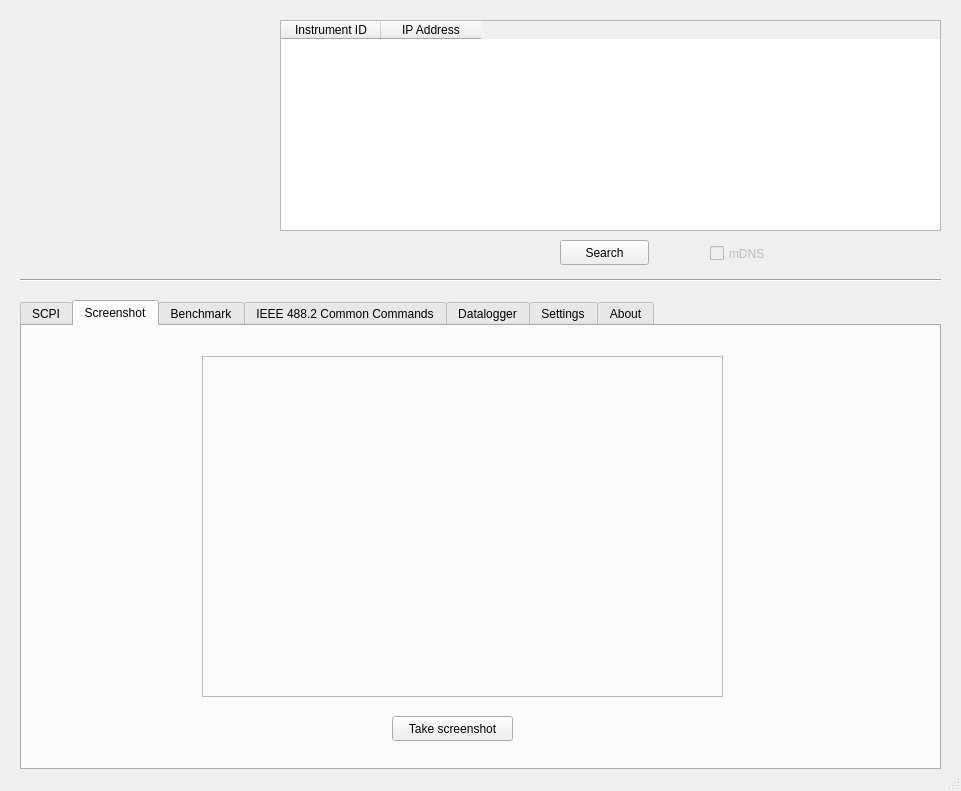
Qt form src/gui/lxi-gui/mainwindow.ui (lxi-tools/lxi-tools) before a commit.
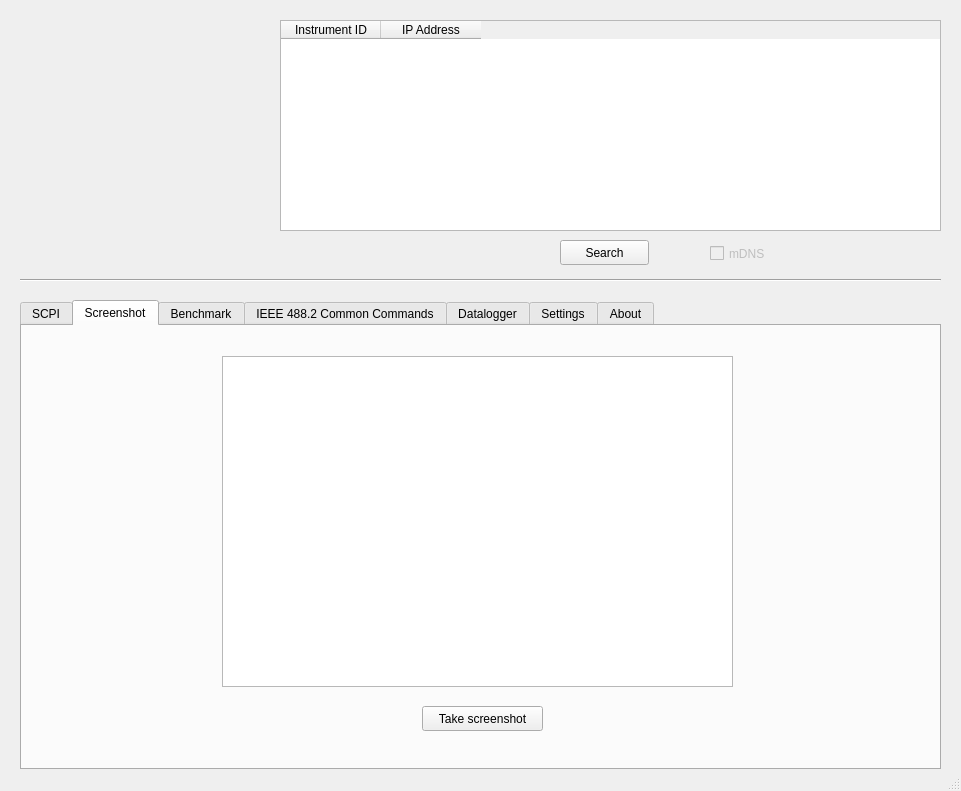
The same form after that commit. The open tabs and pages were chosen to show the change. Icons and pictures are not drawn.

Patch:
```diff
--- a/src/gui/lxi-gui/mainwindow.ui
+++ b/src/gui/lxi-gui/mainwindow.ui
@@ -204,8 +204,8 @@
      <widget class="QPushButton" name="pushButton_4">
       <property name="geometry">
        <rect>
-        <x>370</x>
-        <y>390</y>
+        <x>400</x>
+        <y>380</y>
         <width>121</width>
         <height>25</height>
        </rect>
@@ -214,20 +214,20 @@
        <string>Take screenshot</string>
       </property>
      </widget>
-     <widget class="QFrame" name="frame">
+     <widget class="QGraphicsView" name="graphicsView">
       <property name="geometry">
        <rect>
-        <x>180</x>
+        <x>200</x>
         <y>30</y>
-        <width>521</width>
-        <height>341</height>
+        <width>511</width>
+        <height>331</height>
        </rect>
       </property>
-      <property name="frameShape">
-       <enum>QFrame::StyledPanel</enum>
+      <property name="verticalScrollBarPolicy">
+       <enum>Qt::ScrollBarAlwaysOff</enum>
       </property>
-      <property name="frameShadow">
-       <enum>QFrame::Raised</enum>
+      <property name="horizontalScrollBarPolicy">
+       <enum>Qt::ScrollBarAlwaysOff</enum>
       </property>
      </widget>
     </widget>
```
Left out of the diff: 26 changed lines with no effect on the pictures.
